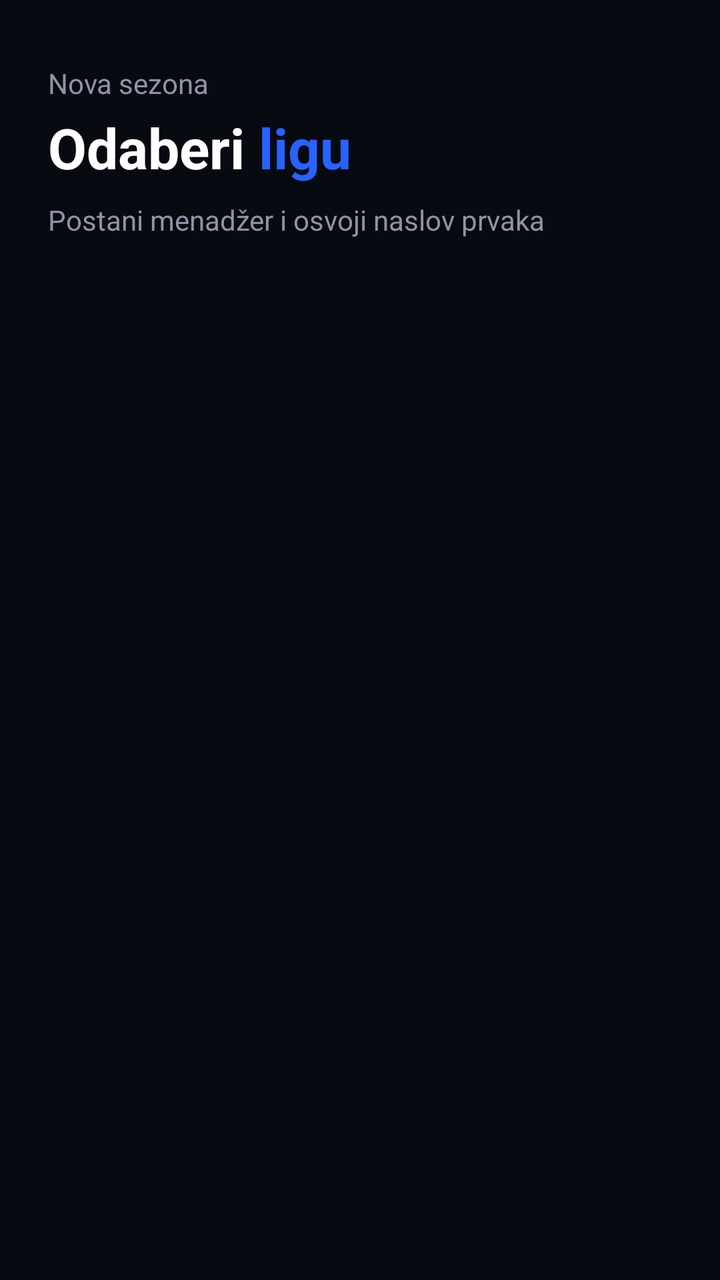
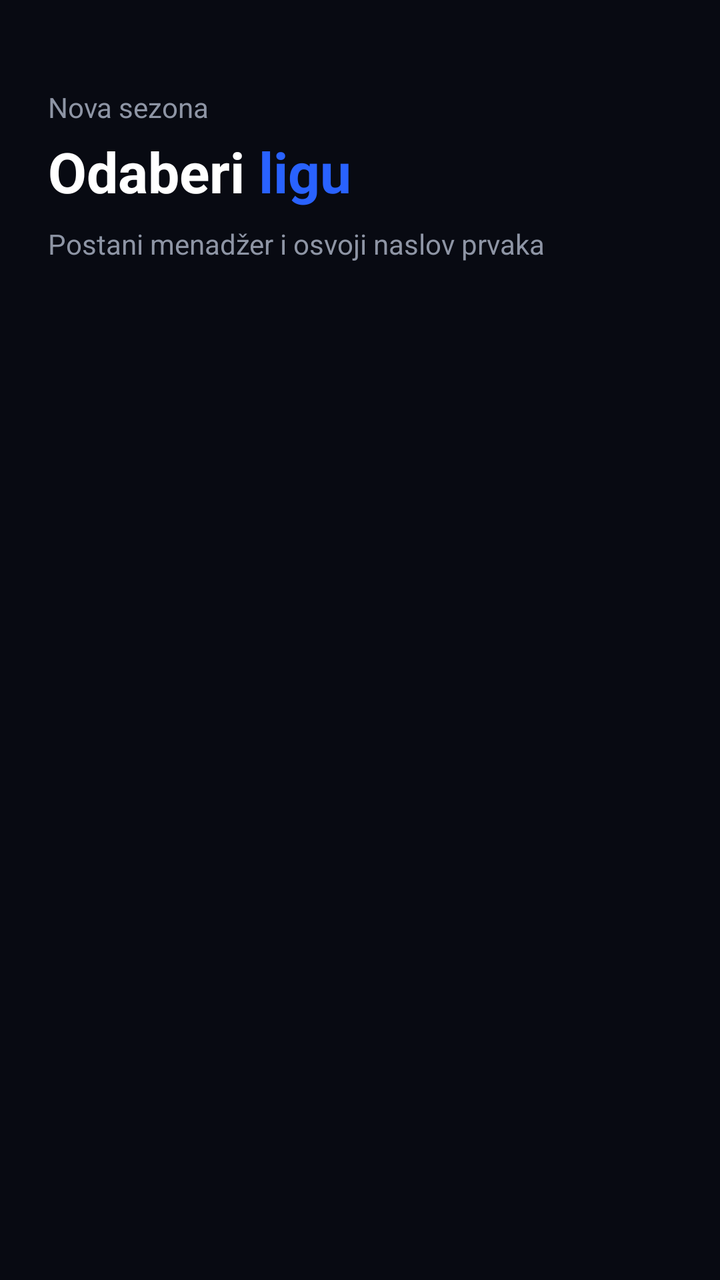

Screens rendered from an Android XML layout before and after an edit, with the pre-edit source and the edit as a unified diff.
<!-- AndroidManifest.xml: application theme Theme.FootMash -->
<!-- res/layout/fragment_league_picker.xml -->
<?xml version="1.0" encoding="utf-8"?>
<LinearLayout xmlns:android="http://schemas.android.com/apk/res/android"
    android:layout_width="match_parent"
    android:layout_height="match_parent"
    android:orientation="vertical"
    android:background="@color/background">

    
    <LinearLayout
        android:layout_width="match_parent"
        android:layout_height="wrap_content"
        android:orientation="vertical"
        android:paddingHorizontal="24dp"
        android:paddingTop="32dp"
        android:paddingBottom="24dp">

        <TextView
            android:layout_width="wrap_content"
            android:layout_height="wrap_content"
            android:text="Nova sezona"
            android:textColor="@color/text_secondary"
            android:textSize="14sp" />

        <LinearLayout
            android:layout_width="wrap_content"
            android:layout_height="wrap_content"
            android:orientation="horizontal"
            android:layout_marginTop="4dp">

            <TextView
                android:layout_width="wrap_content"
                android:layout_height="wrap_content"
                android:text="Odaberi "
                android:textColor="@color/text_primary"
                android:textSize="28sp"
                android:textStyle="bold" />

            <TextView
                android:layout_width="wrap_content"
                android:layout_height="wrap_content"
                android:text="ligu"
                android:textColor="@color/accent_blue"
                android:textSize="28sp"
                android:textStyle="bold" />

        </LinearLayout>

        <TextView
            android:layout_width="wrap_content"
            android:layout_height="wrap_content"
            android:text="Postani menadžer i osvoji naslov prvaka"
            android:textColor="@color/text_secondary"
            android:textSize="14sp"
            android:layout_marginTop="8dp" />

    </LinearLayout>

    
    <androidx.recyclerview.widget.RecyclerView
        android:id="@+id/recyclerLeagues"
        android:layout_width="match_parent"
        android:layout_height="0dp"
        android:layout_weight="1"
        android:paddingTop="8dp"
        android:clipToPadding="false" />

</LinearLayout>
<!-- resources referenced by this layout -->
<resources>
  <color name="accent_blue">#2962FF</color>
  <color name="background">#080A12</color>
  <color name="text_primary">#FFFFFF</color>
  <color name="text_secondary">#8E95A5</color>
  <color name="primary">#080A12</color>
  <color name="primary_dark">#05070D</color>
  <color name="surface">#1A1D24</color>
  <style name="TextAppearance.FootMash.Headline1" parent="TextAppearance.MaterialComponents.Headline1">
          <item name="android:fontFamily">sans-serif</item>
          <item name="android:textColor">@color/text_primary</item>
      </style>
  <style name="TextAppearance.FootMash.Headline2" parent="TextAppearance.MaterialComponents.Headline2">
          <item name="android:fontFamily">sans-serif-medium</item>
          <item name="android:textColor">@color/text_primary</item>
      </style>
  <style name="TextAppearance.FootMash.Headline3" parent="TextAppearance.MaterialComponents.Headline3">
          <item name="android:fontFamily">sans-serif-medium</item>
          <item name="android:textColor">@color/text_primary</item>
      </style>
  <style name="TextAppearance.FootMash.Headline4" parent="TextAppearance.MaterialComponents.Headline4">
          <item name="android:fontFamily">sans-serif-bold</item>
          <item name="android:textStyle">bold</item>
          <item name="android:textColor">@color/text_primary</item>
      </style>
  <style name="TextAppearance.FootMash.Headline5" parent="TextAppearance.MaterialComponents.Headline5">
          <item name="android:fontFamily">sans-serif-bold</item>
          <item name="android:textStyle">bold</item>
          <item name="android:textColor">@color/text_primary</item>
          <item name="android:textSize">24sp</item>
      </style>
  <style name="TextAppearance.FootMash.Headline6" parent="TextAppearance.MaterialComponents.Headline6">
          <item name="android:fontFamily">sans-serif-bold</item>
          <item name="android:textStyle">bold</item>
          <item name="android:textColor">@color/text_primary</item>
          <item name="android:textSize">20sp</item>
      </style>
  <style name="TextAppearance.FootMash.Subtitle1" parent="TextAppearance.MaterialComponents.Subtitle1">
          <item name="android:fontFamily">sans-serif-medium</item>
          <item name="android:textColor">@color/text_primary</item>
          <item name="android:textSize">16sp</item>
      </style>
  <style name="TextAppearance.FootMash.Subtitle2" parent="TextAppearance.MaterialComponents.Subtitle2">
          <item name="android:fontFamily">sans-serif-medium</item>
          <item name="android:textColor">@color/text_secondary</item>
          <item name="android:textSize">14sp</item>
      </style>
  <style name="TextAppearance.FootMash.Body1" parent="TextAppearance.MaterialComponents.Body1">
          <item name="android:fontFamily">sans-serif</item>
          <item name="android:textColor">@color/text_primary</item>
          <item name="android:textSize">16sp</item>
      </style>
  <style name="TextAppearance.FootMash.Body2" parent="TextAppearance.MaterialComponents.Body2">
          <item name="android:fontFamily">sans-serif</item>
          <item name="android:textColor">@color/text_secondary</item>
          <item name="android:textSize">14sp</item>
      </style>
  <!-- unchanged entries left out for length: 1 -->
</resources>

<!-- the commit's change to res/layout/fragment_league_picker.xml (unified diff, before → after) -->
@@ -1,11 +1,10 @@
 <?xml version="1.0" encoding="utf-8"?>
-<LinearLayout xmlns:android="http://schemas.android.com/apk/res/android"
+<androidx.core.widget.NestedScrollView xmlns:android="http://schemas.android.com/apk/res/android"
     android:layout_width="match_parent"
     android:layout_height="match_parent"
-    android:orientation="vertical"
-    android:background="@color/background">
+    android:background="@color/background"
+    android:fillViewport="true">
 
-    
     <LinearLayout
         android:layout_width="match_parent"
         android:layout_height="wrap_content"
@@ -14,6 +13,44 @@
         android:paddingTop="32dp"
         android:paddingBottom="24dp">
 
+        
+        <TextView
+            android:id="@+id/textSavedClubsHeader"
+            android:layout_width="wrap_content"
+            android:layout_height="wrap_content"
+            android:text="Moji klubovi"
+            android:textColor="@color/text_primary"
+            android:textSize="20sp"
+            android:textStyle="bold"
+            android:visibility="gone" />
+
+        <TextView
+            android:id="@+id/textSavedClubsHint"
+            android:layout_width="match_parent"
+            android:layout_height="wrap_content"
+            android:text="Tap za nastavak · dugi pritisak za brisanje"
+            android:textColor="@color/text_secondary"
+            android:textSize="12sp"
+            android:layout_marginTop="4dp"
+            android:visibility="gone" />
+
+        <LinearLayout
+            android:id="@+id/containerSavedClubs"
+            android:layout_width="match_parent"
+            android:layout_height="wrap_content"
+            android:orientation="vertical"
+            android:layout_marginTop="12dp" />
+
+        <View
+            android:id="@+id/dividerSavedClubs"
+            android:layout_width="match_parent"
+            android:layout_height="1dp"
+            android:background="@color/divider"
+            android:layout_marginTop="20dp"
+            android:layout_marginBottom="20dp"
+            android:visibility="gone" />
+
+        
         <TextView
             android:layout_width="wrap_content"
             android:layout_height="wrap_content"
@@ -42,7 +79,6 @@
                 android:textColor="@color/accent_blue"
                 android:textSize="28sp"
                 android:textStyle="bold" />
-
         </LinearLayout>
 
         <TextView
@@ -53,15 +89,12 @@
             android:textSize="14sp"
             android:layout_marginTop="8dp" />
 
+        <LinearLayout
+            android:id="@+id/containerLeagues"
+            android:layout_width="match_parent"
+            android:layout_height="wrap_content"
+            android:orientation="vertical"
+            android:layout_marginTop="16dp" />
+
     </LinearLayout>
-
-    
-    <androidx.recyclerview.widget.RecyclerView
-        android:id="@+id/recyclerLeagues"
-        android:layout_width="match_parent"
-        android:layout_height="0dp"
-        android:layout_weight="1"
-        android:paddingTop="8dp"
-        android:clipToPadding="false" />
-
-</LinearLayout>
+</androidx.core.widget.NestedScrollView>
<!-- resource entries referenced after the edit -->
@@ -2,6 +2,7 @@
 <resources>
   <color name="accent_blue">#2962FF</color>
   <color name="background">#080A12</color>
+  <color name="divider">#2A2F3D</color>
   <color name="text_primary">#FFFFFF</color>
   <color name="text_secondary">#8E95A5</color>
   <color name="primary">#080A12</color>
